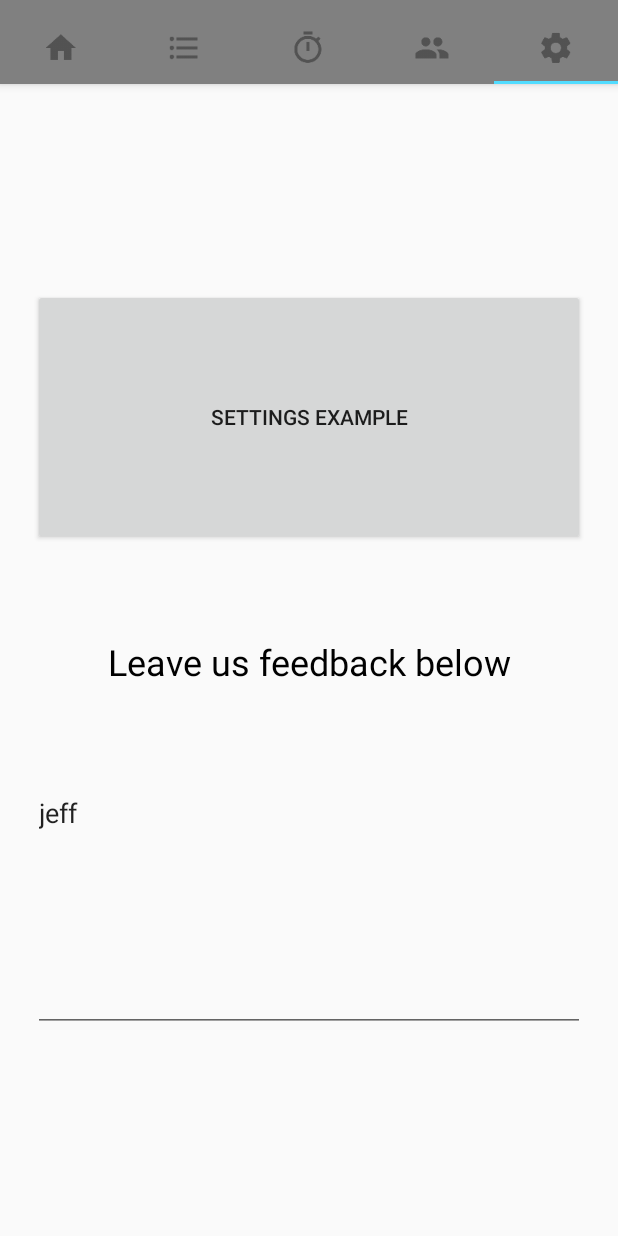
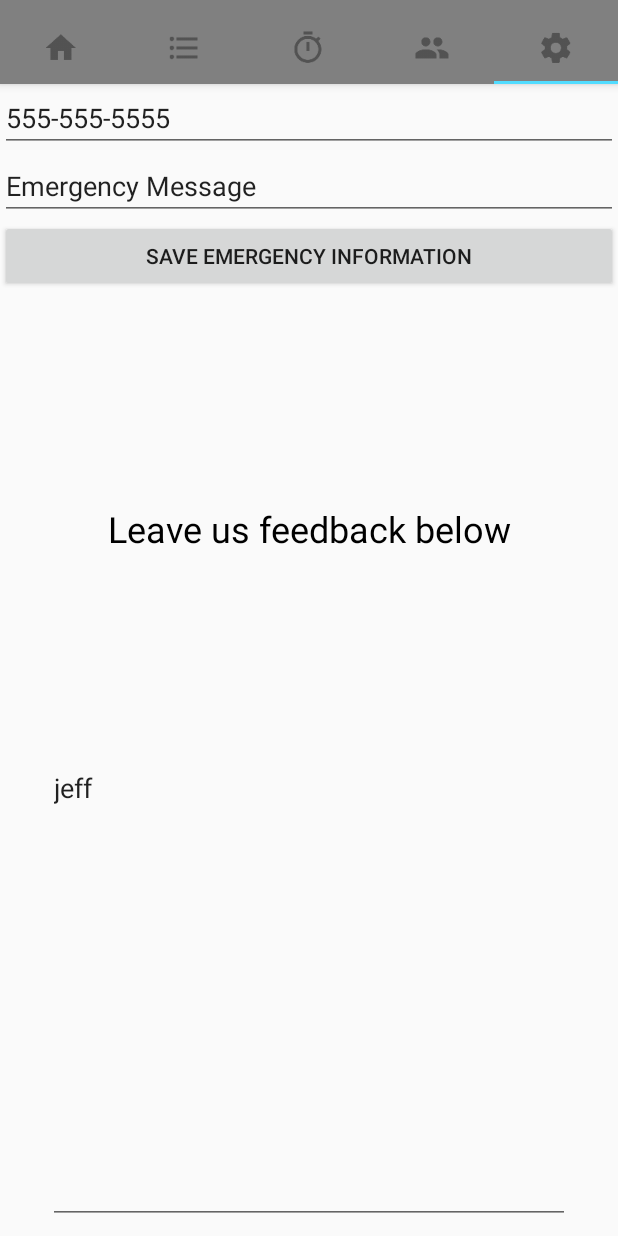
Before and after one commit to MaruMK/AndroidProject, an Android app: the screen it shows after launch (MainActivity), tab 5 chosen, on a phone screen of 412 x 824 dp. Run offline under Robolectric (Android 15) with nearby library versions, the phone set to English and light mode, and no system bars.

Commit message:
Added screen for user to enter emergency info

```diff
--- a/drugimpact/app/src/main/java/net/caesarlegion/drugimpact/Fragments/RemindersFragment.java
+++ b/drugimpact/app/src/main/java/net/caesarlegion/drugimpact/Fragments/RemindersFragment.java
@@ -1,7 +1,9 @@
 package net.caesarlegion.drugimpact.Fragments;
 
+//Maxime Lachance
 
 import android.app.AlertDialog;
+import android.content.Context;
 import android.content.DialogInterface;
 import android.os.Bundle;
 import android.os.CountDownTimer;
@@ -212,6 +214,7 @@ public class RemindersFragment extends Fragment {
                             refreshAdapter();
                         }
                         catch(DatabaseException e){Toast.makeText(getContext(), e.toString(), Toast.LENGTH_LONG).show();}
+                        catch ( NullPointerException e){}
                     }
                     public void onFinish(){
                         onSubstanceSober(finalBiggestSubstance);
--- a/drugimpact/app/src/main/java/net/caesarlegion/drugimpact/MainActivity.java
+++ b/drugimpact/app/src/main/java/net/caesarlegion/drugimpact/MainActivity.java
@@ -1,6 +1,8 @@
 package net.caesarlegion.drugimpact;
 
 import android.content.Context;
+import android.content.SharedPreferences;
+import android.preference.PreferenceManager;
 import android.support.design.widget.TabLayout;
 import android.support.v7.app.AppCompatActivity;
 import android.support.v7.widget.Toolbar;
@@ -22,6 +24,8 @@ import net.caesarlegion.drugimpact.Fragments.BrowseExperiencesFragment;
 import net.caesarlegion.drugimpact.Fragments.RemindersFragment;
 import net.caesarlegion.drugimpact.Fragments.SettingsFragment;
 import net.caesarlegion.drugimpact.Fragments.WelcomeFragment;
+import net.caesarlegion.drugimpact.Model.DrugSafety;
+import net.caesarlegion.drugimpact.Model.DrugSafetyData;
 import net.caesarlegion.drugimpact.Model.HistoryDatabaseHandler;
 
 /**
@@ -36,6 +40,9 @@ public class MainActivity extends AppCompatActivity {
     public static String ADDRESS = URL + ":" + PORT + "/";
     public static Integer CURRENT_USER_ID = 2;
 
+    //Used to permanently store user's emergency info
+    SharedPreferences emergencyPrefs;
+
 
     //Declare some UI elements
     private SectionsPagerAdapter mSectionsPagerAdapter;
@@ -48,6 +55,8 @@ public class MainActivity extends AppCompatActivity {
     protected void onCreate(Bundle savedInstanceState) {
         super.onCreate(savedInstanceState);
         setContentView(R.layout.activity_main);
+        emergencyPrefs = PreferenceManager.getDefaultSharedPreferences(this);
+
         // Create the adapter that will return a fragment for each of the three
         // primary sections of the activity.
         mSectionsPagerAdapter = new SectionsPagerAdapter(getSupportFragmentManager());
@@ -71,9 +80,30 @@ public class MainActivity extends AppCompatActivity {
         //Add the dynamic components to our tabbed layout
         mViewPager.addOnPageChangeListener(new TabLayout.TabLayoutOnPageChangeListener(tabLayout));
         tabLayout.addOnTabSelectedListener(new TabLayout.ViewPagerOnTabSelectedListener(mViewPager));
+    }
+
+    @Override
+    public void onPause(){
+        super.onPause();
+        SharedPreferences.Editor edit = emergencyPrefs.edit();
+        edit.putString("EmergencyNumber", DrugSafetyData.EMERGENCY_NUMBER);
+        edit.putString("EmergencyMessage", DrugSafetyData.EMERGENCY_MESSAGE);
+        edit.commit();
+    }
+
+    @Override
+    public void onResume(){
+        super.onResume();
+        DrugSafetyData.EMERGENCY_NUMBER = emergencyPrefs.getString("EmergencyNumber", "555-555-5555");
+        DrugSafetyData.EMERGENCY_MESSAGE = emergencyPrefs.getString("EmergencyMessage", "Emergency Message");
+    }
 
 
-
+    @Override
+    public void onRestoreInstanceState(Bundle savedInstanceState){
+        super.onRestoreInstanceState(savedInstanceState);
+        DrugSafetyData.EMERGENCY_NUMBER = savedInstanceState.getString("EmergencyNumber");
+        DrugSafetyData.EMERGENCY_MESSAGE = savedInstanceState.getString("EmergencyMessage");
     }
 
 
--- a/drugimpact/app/src/main/java/net/caesarlegion/drugimpact/Model/DrugSafetyData.java
+++ b/drugimpact/app/src/main/java/net/caesarlegion/drugimpact/Model/DrugSafetyData.java
@@ -1,4 +1,7 @@
 package net.caesarlegion.drugimpact.Model;
+
+import android.content.SharedPreferences;
+import android.preference.PreferenceManager;
 
 import java.text.SimpleDateFormat;
 import java.util.ArrayList;
@@ -29,8 +32,8 @@ public class DrugSafetyData {
 
     final static double OZ_TO_ML = 29.5735;
 
-    public static String EMERGENCY_NUMBER = "555-555-5555";
-    public static String EMERGENCY_MESSAGE = "Emergency";
+    public static String EMERGENCY_NUMBER;
+    public static String EMERGENCY_MESSAGE;
 
     public static List<Drug> knownDrugs;
     static {
--- a/drugimpact/app/src/main/res/layout/fragment_settings.xml
+++ b/drugimpact/app/src/main/res/layout/fragment_settings.xml
@@ -1,15 +1,47 @@
-<android.support.constraint.ConstraintLayout xmlns:android="http://schemas.android.com/apk/res/android"
+<LinearLayout xmlns:android="http://schemas.android.com/apk/res/android"
     xmlns:app="http://schemas.android.com/apk/res-auto"
     xmlns:tools="http://schemas.android.com/tools"
     android:id="@+id/constraintLayout"
     android:layout_width="match_parent"
     android:layout_height="match_parent"
+    android:orientation="vertical"
     tools:context="net.caesarlegion.drugimpact.MainActivity$PlaceholderFragment">
 
 
     <LinearLayout
-        android:layout_width="368dp"
-        android:layout_height="495dp"
+        android:layout_width="match_parent"
+        android:layout_height="wrap_content"
+        android:orientation="vertical">
+
+        <EditText
+            android:id="@+id/emergency_phone_num_box"
+            android:layout_width="match_parent"
+            android:layout_height="wrap_content"
+            android:layout_weight="1"
+            android:ems="10"
+            android:hint="Emergency Phone Number"
+            android:inputType="phone" />
+
+        <EditText
+            android:id="@+id/emergency_message_box"
+            android:layout_width="match_parent"
+            android:layout_height="wrap_content"
+            android:layout_weight="1"
+            android:ems="10"
+            android:hint="Emergency Text"
+            android:inputType="textMultiLine" />
+
+        <Button
+            android:id="@+id/save_emergency_info_btn"
+            android:layout_width="match_parent"
+            android:layout_height="wrap_content"
+            android:layout_weight="1"
+            android:text="Save Emergency Information" />
+    </LinearLayout>
+
+    <LinearLayout
+        android:layout_width="match_parent"
+        android:layout_height="match_parent"
         android:layout_marginBottom="8dp"
         android:layout_marginEnd="32dp"
         android:layout_marginStart="32dp"
@@ -19,13 +51,6 @@
         app:layout_constraintEnd_toEndOf="parent"
         app:layout_constraintStart_toStartOf="parent"
         app:layout_constraintTop_toTopOf="parent">
-
-        <Button
-            android:id="@+id/button"
-            android:layout_width="match_parent"
-            android:layout_height="wrap_content"
-            android:layout_weight="1"
-            android:text="settings example" />
 
         <TextView
             android:id="@+id/textView_recent_activity"
@@ -49,4 +74,4 @@
             android:text="jeff" />
 
     </LinearLayout>
-</android.support.constraint.ConstraintLayout>
+</LinearLayout>
```
Also changed, not shown: drugimpact/app/src/main/java/net/caesarlegion/drugimpact/Fragments/SettingsFragment.java (+55 -2 lines).
